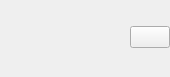
Old version of the form src/MEGASync/stalled_issues/gui/win/StalledIssueHeader.ui in the repository meganz/MEGAsync.
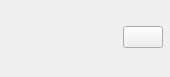
New version of the form.

The edit to the form file:
```diff
--- a/src/MEGASync/stalled_issues/gui/win/StalledIssueHeader.ui
+++ b/src/MEGASync/stalled_issues/gui/win/StalledIssueHeader.ui
@@ -64,13 +64,13 @@
   </property>
   <layout class="QGridLayout" name="gridLayout" columnstretch="0,0,0,0">
    <property name="leftMargin">
-    <number>0</number>
+    <number>7</number>
    </property>
    <property name="topMargin">
     <number>0</number>
    </property>
    <property name="rightMargin">
-    <number>0</number>
+    <number>7</number>
    </property>
    <property name="bottomMargin">
     <number>3</number>
```
